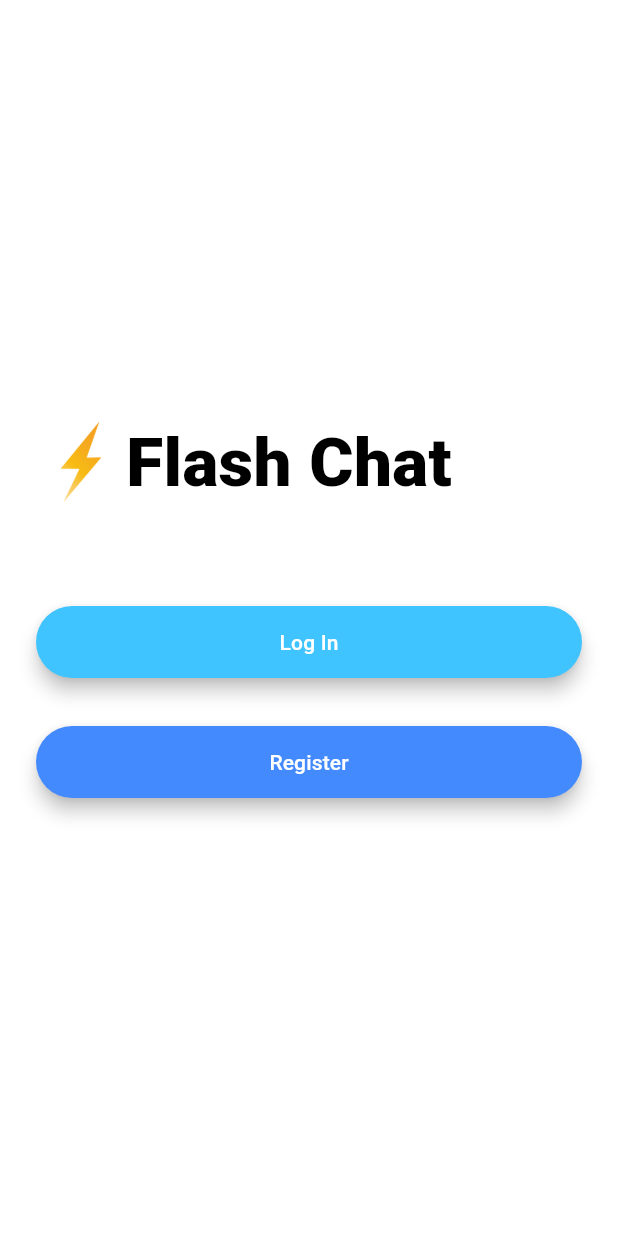
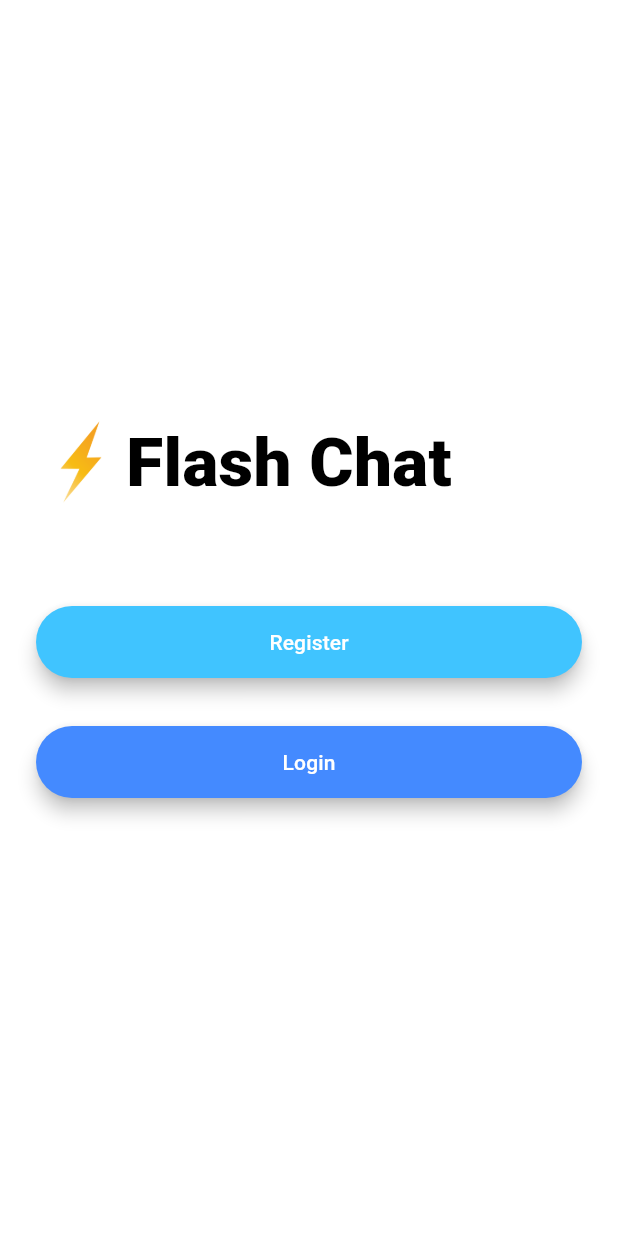
Before and after one commit to dizzpy/ChatMe-Flutter, a Flutter app: the screen it shows after launch, on a phone screen of 412 x 824 dp. Run offline on Flutter 3.47's test engine with Material 3 defaults, Android fonts, the phone set to English and light mode, and no system bars.

Commit message:
refactor & create button widget
refactor button code and make widget for buttons

```diff
--- /dev/null
+++ b/lib/componets/rounded_button.dart
@@ -0,0 +1,33 @@
+import 'package:flutter/material.dart';
+
+class RoundedButton extends StatelessWidget {
+  RoundedButton({
+    required this.color,
+    required this.title,
+    required this.onPressed,
+  });
+
+  final Color color;
+  final String title;
+  final Function? onPressed;
+
+  @override
+  Widget build(BuildContext context) {
+    return Padding(
+      padding: EdgeInsets.symmetric(vertical: 16.0),
+      child: Material(
+        elevation: 5.0,
+        color: color,
+        borderRadius: BorderRadius.circular(30.0),
+        child: MaterialButton(
+          onPressed: onPressed as void Function()?,
+          minWidth: 200.0,
+          height: 42.0,
+          child: Text(
+            title,
+          ),
+        ),
+      ),
+    );
+  }
+}
--- a/lib/main.dart
+++ b/lib/main.dart
@@ -10,6 +10,7 @@ class FlashChat extends StatelessWidget {
   @override
   Widget build(BuildContext context) {
     return MaterialApp(
+      debugShowCheckedModeBanner: false,
       initialRoute: WelcomeScreen.id,
       routes: {
         WelcomeScreen.id: (context) => WelcomeScreen(),
--- a/lib/screens/login_screen.dart
+++ b/lib/screens/login_screen.dart
@@ -1,3 +1,4 @@
+import 'package:firebase_chatapp/componets/rounded_button.dart';
 import 'package:flutter/material.dart';
 
 class LoginScreen extends StatefulWidget {
@@ -81,23 +82,10 @@ class _LoginScreenState extends State<LoginScreen> {
             SizedBox(
               height: 24.0,
             ),
-            Padding(
-              padding: EdgeInsets.symmetric(vertical: 16.0),
-              child: Material(
-                color: Colors.lightBlueAccent,
-                borderRadius: BorderRadius.all(Radius.circular(30.0)),
-                elevation: 5.0,
-                child: MaterialButton(
-                  onPressed: () {
-                    //Implement login functionality.
-                  },
-                  minWidth: 200.0,
-                  height: 42.0,
-                  child: Text(
-                    'Log In',
-                  ),
-                ),
-              ),
+            RoundedButton(
+              color: Colors.lightBlueAccent,
+              title: 'Login',
+              onPressed: () {},
             ),
           ],
         ),
--- a/lib/screens/welcome_screen.dart
+++ b/lib/screens/welcome_screen.dart
@@ -1,3 +1,4 @@
+import 'package:firebase_chatapp/componets/rounded_button.dart';
 import 'package:firebase_chatapp/screens/login_screen.dart';
 import 'package:firebase_chatapp/screens/registration_screen.dart';
 import 'package:flutter/material.dart';
@@ -9,7 +10,22 @@ class WelcomeScreen extends StatefulWidget {
   _WelcomeScreenState createState() => _WelcomeScreenState();
 }
 
-class _WelcomeScreenState extends State<WelcomeScreen> {
+class _WelcomeScreenState extends State<WelcomeScreen>
+    with SingleTickerProviderStateMixin {
+  late AnimationController controller;
+
+  @override
+  void initState() {
+    super.initState();
+
+    controller = AnimationController(
+      duration: Duration(seconds: 1),
+      vsync: this,
+    );
+
+    controller.forward();
+  }
+
   @override
   Widget build(BuildContext context) {
     return Scaffold(
@@ -42,41 +58,19 @@ class _WelcomeScreenState extends State<WelcomeScreen> {
             SizedBox(
               height: 48.0,
             ),
-            Padding(
-              padding: EdgeInsets.symmetric(vertical: 16.0),
-              child: Material(
-                elevation: 5.0,
-                color: Colors.lightBlueAccent,
-                borderRadius: BorderRadius.circular(30.0),
-                child: MaterialButton(
-                  onPressed: () {
-                    Navigator.pushNamed(context, LoginScreen.id);
-                  },
-                  minWidth: 200.0,
-                  height: 42.0,
-                  child: Text(
-                    'Log In',
-                  ),
-                ),
-              ),
+            RoundedButton(
+              title: 'Register',
+              color: Colors.lightBlueAccent,
+              onPressed: () {
+                Navigator.pushNamed(context, RegistrationScreen.id);
+              },
             ),
-            Padding(
-              padding: EdgeInsets.symmetric(vertical: 16.0),
-              child: Material(
-                color: Colors.blueAccent,
-                borderRadius: BorderRadius.circular(30.0),
-                elevation: 5.0,
-                child: MaterialButton(
-                  onPressed: () {
-                    Navigator.pushNamed(context, RegistrationScreen.id);
-                  },
-                  minWidth: 200.0,
-                  height: 42.0,
-                  child: Text(
-                    'Register',
-                  ),
-                ),
-              ),
+            RoundedButton(
+              title: 'Login',
+              color: Colors.blueAccent,
+              onPressed: () {
+                Navigator.pushNamed(context, LoginScreen.id);
+              },
             ),
           ],
         ),
```
Also changed, not shown: lib/screens/registration_screen.dart (+5 -18 lines).
